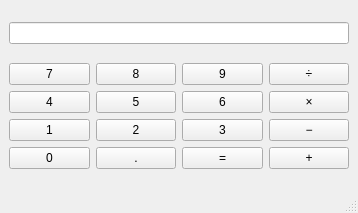
This is Qt/19_calculator/mainwindow.ui in de-souza/embedded-cpp-training as Qt 5 draws it before an edit. The edited form follows.
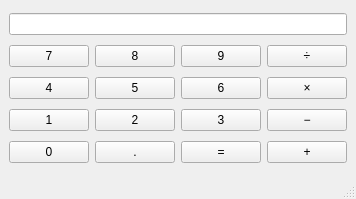
This is the edited form.

Commit message: Use button group and add class for calculations

What changed in the file:
```diff
--- a/Qt/19_calculator/mainwindow.ui
+++ b/Qt/19_calculator/mainwindow.ui
@@ -6,137 +6,181 @@
    <rect>
     <x>0</x>
     <y>0</y>
-    <width>358</width>
-    <height>213</height>
+    <width>356</width>
+    <height>199</height>
    </rect>
   </property>
   <property name="windowTitle">
    <string>MainWindow</string>
   </property>
   <widget class="QWidget" name="centralwidget">
-   <layout class="QVBoxLayout" name="verticalLayout">
-    <item>
-     <widget class="QLineEdit" name="lineEdit">
-      <property name="alignment">
-       <set>Qt::AlignRight|Qt::AlignTrailing|Qt::AlignVCenter</set>
-      </property>
-     </widget>
-    </item>
-    <item>
      <layout class="QGridLayout" name="gridLayout">
-      <item row="0" column="0">
-       <widget class="QPushButton" name="pushButton_7">
-        <property name="text">
-         <string>7</string>
-        </property>
-       </widget>
-      </item>
-      <item row="0" column="1">
-       <widget class="QPushButton" name="pushButton_8">
-        <property name="text">
-         <string>8</string>
-        </property>
-       </widget>
-      </item>
-      <item row="0" column="2">
-       <widget class="QPushButton" name="pushButton_9">
-        <property name="text">
-         <string>9</string>
-        </property>
-       </widget>
-      </item>
-      <item row="0" column="3">
-       <widget class="QPushButton" name="pushButton_div">
-        <property name="text">
-         <string>÷</string>
-        </property>
-       </widget>
-      </item>
-      <item row="1" column="0">
+    <item row="3" column="0">
        <widget class="QPushButton" name="pushButton_4">
         <property name="text">
          <string>4</string>
         </property>
-       </widget>
-      </item>
-      <item row="1" column="1">
-       <widget class="QPushButton" name="pushButton_5">
+      <attribute name="buttonGroup">
+       <string notr="true">buttonGroup</string>
+      </attribute>
+     </widget>
+    </item>
+    <item row="2" column="2">
+     <widget class="QPushButton" name="pushButton_9">
         <property name="text">
-         <string>5</string>
-        </property>
-       </widget>
-      </item>
-      <item row="1" column="2">
+       <string>9</string>
+      </property>
+      <attribute name="buttonGroup">
+       <string notr="true">buttonGroup</string>
+      </attribute>
+     </widget>
+    </item>
+    <item row="4" column="0">
+     <widget class="QPushButton" name="pushButton_1">
+      <property name="text">
+       <string>1</string>
+      </property>
+      <attribute name="buttonGroup">
+       <string notr="true">buttonGroup</string>
+      </attribute>
+     </widget>
+    </item>
+    <item row="4" column="3">
+     <widget class="QPushButton" name="pushButton_diff">
+      <property name="text">
+       <string>−</string>
+      </property>
+      <attribute name="buttonGroup">
+       <string notr="true">buttonGroup</string>
+      </attribute>
+     </widget>
+    </item>
+    <item row="3" column="2">
        <widget class="QPushButton" name="pushButton_6">
         <property name="text">
          <string>6</string>
         </property>
-       </widget>
-      </item>
-      <item row="1" column="3">
+      <attribute name="buttonGroup">
+       <string notr="true">buttonGroup</string>
+      </attribute>
+     </widget>
+    </item>
+    <item row="3" column="3">
        <widget class="QPushButton" name="pushButton_mult">
         <property name="text">
          <string>×</string>
         </property>
-       </widget>
-      </item>
-      <item row="2" column="0">
-       <widget class="QPushButton" name="pushButton_1">
-        <property name="text">
-         <string>1</string>
-        </property>
+      <attribute name="buttonGroup">
+       <string notr="true">buttonGroup</string>
+      </attribute>
        </widget>
       </item>
       <item row="2" column="1">
+     <widget class="QPushButton" name="pushButton_8">
+      <property name="text">
+       <string>8</string>
+      </property>
+      <attribute name="buttonGroup">
+       <string notr="true">buttonGroup</string>
+      </attribute>
+     </widget>
+    </item>
+    <item row="5" column="1">
+     <widget class="QPushButton" name="pushButton_dot">
+      <property name="text">
+       <string>.</string>
+      </property>
+      <attribute name="buttonGroup">
+       <string notr="true">buttonGroup</string>
+      </attribute>
+     </widget>
+    </item>
+    <item row="5" column="0">
+     <widget class="QPushButton" name="pushButton_0">
+      <property name="text">
+       <string>0</string>
+      </property>
+      <attribute name="buttonGroup">
+       <string notr="true">buttonGroup</string>
+      </attribute>
+     </widget>
+    </item>
+    <item row="2" column="0">
+     <widget class="QPushButton" name="pushButton_7">
+      <property name="text">
+       <string>7</string>
+      </property>
+      <attribute name="buttonGroup">
+       <string notr="true">buttonGroup</string>
+      </attribute>
+     </widget>
+    </item>
+    <item row="3" column="1">
+     <widget class="QPushButton" name="pushButton_5">
+      <property name="text">
+       <string>5</string>
+      </property>
+      <attribute name="buttonGroup">
+       <string notr="true">buttonGroup</string>
+      </attribute>
+     </widget>
+    </item>
+    <item row="5" column="3">
+     <widget class="QPushButton" name="pushButton_add">
+      <property name="text">
+       <string>+</string>
+      </property>
+      <attribute name="buttonGroup">
+       <string notr="true">buttonGroup</string>
+      </attribute>
+     </widget>
+    </item>
+    <item row="2" column="3">
+     <widget class="QPushButton" name="pushButton_div">
+      <property name="text">
+       <string>÷</string>
+      </property>
+      <attribute name="buttonGroup">
+       <string notr="true">buttonGroup</string>
+      </attribute>
+     </widget>
+    </item>
+    <item row="4" column="1">
        <widget class="QPushButton" name="pushButton_2">
         <property name="text">
          <string>2</string>
         </property>
-       </widget>
-      </item>
-      <item row="2" column="2">
+      <attribute name="buttonGroup">
+       <string notr="true">buttonGroup</string>
+      </attribute>
+     </widget>
+    </item>
+    <item row="4" column="2">
        <widget class="QPushButton" name="pushButton_3">
         <property name="text">
          <string>3</string>
         </property>
-       </widget>
-      </item>
-      <item row="2" column="3">
-       <widget class="QPushButton" name="pushButton_diff">
-        <property name="text">
-         <string>−</string>
-        </property>
-       </widget>
-      </item>
-      <item row="3" column="0">
-       <widget class="QPushButton" name="pushButton_0">
-        <property name="text">
-         <string>0</string>
-        </property>
-       </widget>
-      </item>
-      <item row="3" column="1">
-       <widget class="QPushButton" name="pushButton_dot">
-        <property name="text">
-         <string>.</string>
-        </property>
-       </widget>
-      </item>
-      <item row="3" column="2">
+      <attribute name="buttonGroup">
+       <string notr="true">buttonGroup</string>
+      </attribute>
+     </widget>
+    </item>
+    <item row="5" column="2">
        <widget class="QPushButton" name="pushButton_equal">
         <property name="text">
          <string>=</string>
         </property>
-       </widget>
-      </item>
-      <item row="3" column="3">
-       <widget class="QPushButton" name="pushButton_add">
-        <property name="text">
-         <string>+</string>
-        </property>
-       </widget>
-      </item>
-     </layout>
+      <attribute name="buttonGroup">
+       <string notr="true">buttonGroup</string>
+      </attribute>
+     </widget>
+    </item>
+    <item row="0" column="0" colspan="4">
+     <widget class="QLineEdit" name="lineEdit">
+      <property name="alignment">
+       <set>Qt::AlignRight|Qt::AlignTrailing|Qt::AlignVCenter</set>
+      </property>
+     </widget>
     </item>
    </layout>
   </widget>
```
Left out of the diff: 7 changed lines with no effect on the pictures. Lines whose indentation alone changed are shown as unchanged. The commit also changes 5 other files.
